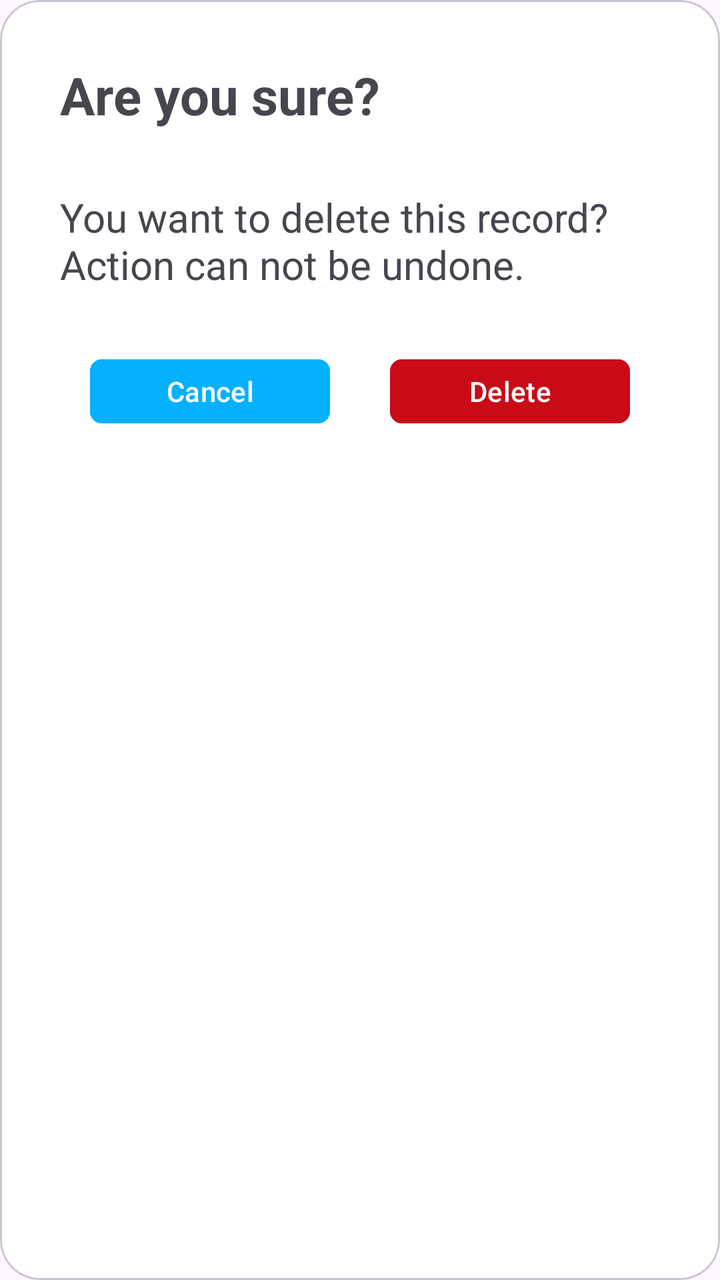
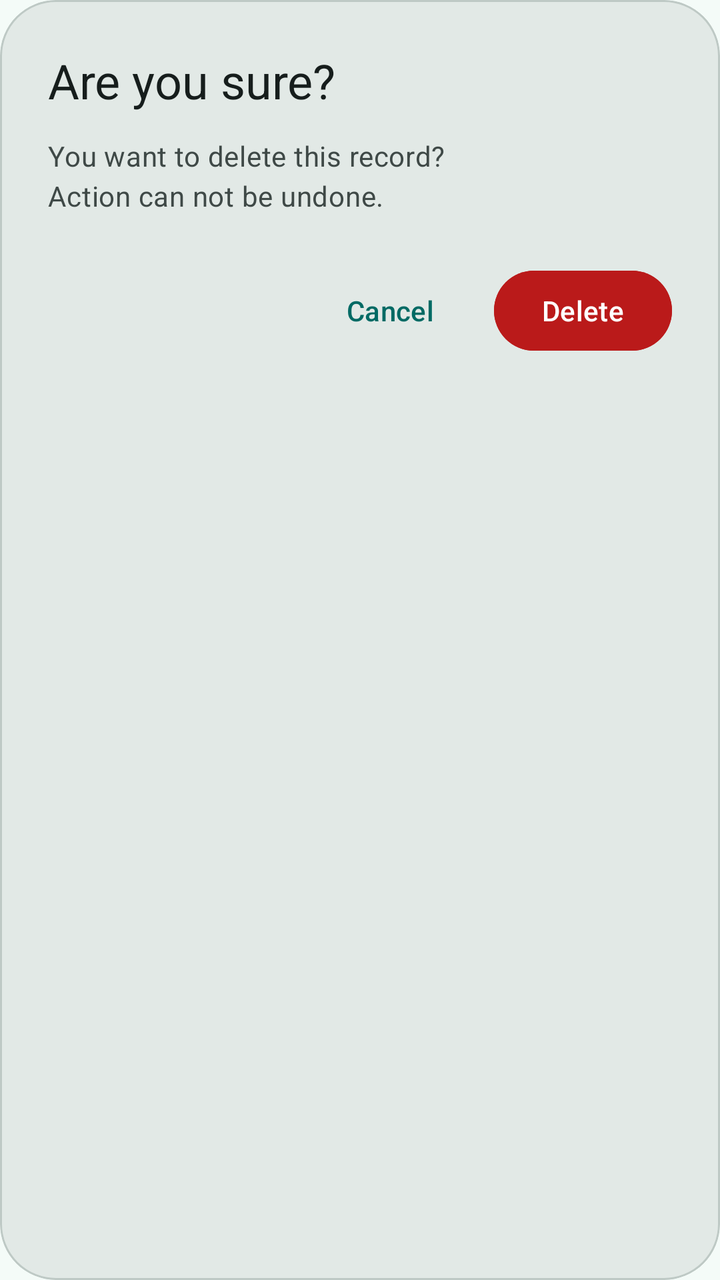

Before-and-after screenshots of an Android layout around one commit, followed by the original layout XML and the change that was made.
<!-- AndroidManifest.xml: application theme Theme.ExpensesRecorder -->
<!-- res/layout/confirmation_dialog.xml -->
<?xml version="1.0" encoding="utf-8"?>
<com.google.android.material.card.MaterialCardView xmlns:android="http://schemas.android.com/apk/res/android"
    xmlns:app="http://schemas.android.com/apk/res-auto"
    android:layout_width="match_parent"
    android:layout_height="wrap_content"
    android:layout_gravity="center"
    android:layout_marginHorizontal="@dimen/xxl"
    android:clickable="true"
    app:cardBackgroundColor="@color/white"
    app:cardCornerRadius="@dimen/xxl">

    <LinearLayout
        android:layout_width="match_parent"
        android:layout_height="wrap_content"
        android:gravity="center"
        android:orientation="vertical"
        android:padding="@dimen/xxxxl">

        <TextView
            android:layout_width="match_parent"
            android:layout_height="wrap_content"
            android:layout_marginBottom="@dimen/xxxxl"
            android:text="@string/are_you_sure"
            android:textSize="@dimen/tx_xxxxl"
            android:textStyle="bold" />

        <TextView
            android:id="@+id/tvConfirm"
            android:layout_width="match_parent"
            android:layout_height="wrap_content"
            android:text="@string/delete_confirm"
            android:textSize="@dimen/tx_xxl" />

        <LinearLayout
            android:layout_width="wrap_content"
            android:layout_height="wrap_content"
            android:layout_marginTop="@dimen/xxxxl">

            <com.google.android.material.button.MaterialButton
                android:id="@+id/mbCancel"
                android:layout_width="@dimen/confirmation_dialog_btn_width"
                android:layout_height="@dimen/confirmation_dialog_btn_height"
                android:layout_marginEnd="@dimen/xxxxl"
                android:backgroundTint="@color/teal"
                android:text="@string/cancel"
                app:cornerRadius="@dimen/xxs" />

            <com.google.android.material.button.MaterialButton
                android:id="@+id/mbConfirm"
                android:layout_width="@dimen/confirmation_dialog_btn_width"
                android:layout_height="@dimen/confirmation_dialog_btn_height"
                android:backgroundTint="@color/red"
                android:text="@string/delete"
                app:cornerRadius="@dimen/xxs" />

        </LinearLayout>
    </LinearLayout>

</com.google.android.material.card.MaterialCardView>
<!-- resources referenced by this layout -->
<resources>
  <color name="red">#C90B17</color>
  <color name="teal">#05B1FD</color>
  <color name="white">#FFFFFFFF</color>
  <dimen name="confirmation_dialog_btn_height">40dp</dimen>
  <dimen name="confirmation_dialog_btn_width">120dp</dimen>
  <dimen name="tx_xxl">20sp</dimen>
  <dimen name="tx_xxxxl">26sp</dimen>
  <dimen name="xxl">20dp</dimen>
  <dimen name="xxs">6dp</dimen>
  <dimen name="xxxxl">30dp</dimen>
  <string name="are_you_sure">Are you sure?</string>
  <string name="cancel">Cancel</string>
  <string name="delete">Delete</string>
  <string name="delete_confirm">You want to delete this record? \nAction can not be undone.</string>
  <style name="Theme.ExpensesRecorder" parent="Base.Theme.ExpensesRecorder" />
  <style name="Base.Theme.ExpensesRecorder" parent="Theme.Material3.DayNight.NoActionBar">
          
          
      </style>
</resources>

<!-- the commit's change to res/layout/confirmation_dialog.xml (unified diff, before → after) -->
@@ -4,55 +4,55 @@
     android:layout_width="match_parent"
     android:layout_height="wrap_content"
     android:layout_gravity="center"
-    android:layout_marginHorizontal="@dimen/xxl"
-    android:clickable="true"
-    app:cardBackgroundColor="@color/white"
-    app:cardCornerRadius="@dimen/xxl">
+    android:layout_marginHorizontal="28dp"
+    app:cardBackgroundColor="?attr/colorSurfaceContainerHigh"
+    app:cardCornerRadius="28dp">
 
     <LinearLayout
         android:layout_width="match_parent"
         android:layout_height="wrap_content"
-        android:gravity="center"
         android:orientation="vertical"
-        android:padding="@dimen/xxxxl">
+        android:padding="24dp">
 
         <TextView
+            style="@style/TextAppearance.Material3.HeadlineSmall"
             android:layout_width="match_parent"
             android:layout_height="wrap_content"
-            android:layout_marginBottom="@dimen/xxxxl"
+            android:layout_marginBottom="12dp"
             android:text="@string/are_you_sure"
-            android:textSize="@dimen/tx_xxxxl"
-            android:textStyle="bold" />
+            android:textColor="?attr/colorOnSurface" />
 
         <TextView
             android:id="@+id/tvConfirm"
+            style="@style/TextAppearance.Material3.BodyMedium"
             android:layout_width="match_parent"
             android:layout_height="wrap_content"
             android:text="@string/delete_confirm"
-            android:textSize="@dimen/tx_xxl" />
+            android:textColor="?attr/colorOnSurfaceVariant" />
 
         <LinearLayout
-            android:layout_width="wrap_content"
+            android:layout_width="match_parent"
             android:layout_height="wrap_content"
-            android:layout_marginTop="@dimen/xxxxl">
+            android:layout_marginTop="24dp"
+            android:gravity="end"
+            android:orientation="horizontal">
 
             <com.google.android.material.button.MaterialButton
                 android:id="@+id/mbCancel"
-                android:layout_width="@dimen/confirmation_dialog_btn_width"
-                android:layout_height="@dimen/confirmation_dialog_btn_height"
-                android:layout_marginEnd="@dimen/xxxxl"
-                android:backgroundTint="@color/teal"
-                android:text="@string/cancel"
-                app:cornerRadius="@dimen/xxs" />
+                style="@style/Widget.Material3.Button.TextButton"
+                android:layout_width="wrap_content"
+                android:layout_height="wrap_content"
+                android:text="@string/cancel" />
 
             <com.google.android.material.button.MaterialButton
                 android:id="@+id/mbConfirm"
-                android:layout_width="@dimen/confirmation_dialog_btn_width"
-                android:layout_height="@dimen/confirmation_dialog_btn_height"
-                android:backgroundTint="@color/red"
+                style="@style/Widget.Material3.Button"
+                android:layout_width="wrap_content"
+                android:layout_height="wrap_content"
+                android:layout_marginStart="8dp"
+                android:backgroundTint="?attr/colorError"
                 android:text="@string/delete"
-                app:cornerRadius="@dimen/xxs" />
-
+                android:textColor="?attr/colorOnError" />
         </LinearLayout>
     </LinearLayout>
 
<!-- resource entries referenced after the edit -->
@@ -1,23 +1,59 @@
 <!-- resources referenced by this layout -->
 <resources>
-  <color name="red">#C90B17</color>
-  <color name="teal">#05B1FD</color>
-  <color name="white">#FFFFFFFF</color>
-  <dimen name="confirmation_dialog_btn_height">40dp</dimen>
-  <dimen name="confirmation_dialog_btn_width">120dp</dimen>
-  <dimen name="tx_xxl">20sp</dimen>
-  <dimen name="tx_xxxxl">26sp</dimen>
-  <dimen name="xxl">20dp</dimen>
-  <dimen name="xxs">6dp</dimen>
-  <dimen name="xxxxl">30dp</dimen>
   <string name="are_you_sure">Are you sure?</string>
   <string name="cancel">Cancel</string>
   <string name="delete">Delete</string>
   <string name="delete_confirm">You want to delete this record? \nAction can not be undone.</string>
   <style name="Theme.ExpensesRecorder" parent="Base.Theme.ExpensesRecorder" />
   <style name="Base.Theme.ExpensesRecorder" parent="Theme.Material3.DayNight.NoActionBar">
-          
-          
+          <item name="colorPrimary">@color/md_primary</item>
+          <item name="colorOnPrimary">@color/md_on_primary</item>
+          <item name="colorPrimaryContainer">@color/md_primary_container</item>
+          <item name="colorOnPrimaryContainer">@color/md_on_primary_container</item>
+          <item name="colorSecondary">@color/md_secondary</item>
+          <item name="colorOnSecondary">@color/md_on_secondary</item>
+          <item name="colorSecondaryContainer">@color/md_secondary_container</item>
+          <item name="colorOnSecondaryContainer">@color/md_on_secondary_container</item>
+          <item name="colorTertiary">@color/md_tertiary</item>
+          <item name="colorOnTertiary">@color/md_on_tertiary</item>
+          <item name="colorError">@color/md_error</item>
+          <item name="colorOnError">@color/md_on_error</item>
+          <item name="android:colorBackground">@color/md_background</item>
+          <item name="colorOnBackground">@color/md_on_background</item>
+          <item name="colorSurface">@color/md_surface</item>
+          <item name="colorOnSurface">@color/md_on_surface</item>
+          <item name="colorSurfaceVariant">@color/md_surface_variant</item>
+          <item name="colorOnSurfaceVariant">@color/md_on_surface_variant</item>
+          <item name="colorSurfaceContainer">@color/md_surface_container</item>
+          <item name="colorSurfaceContainerHigh">@color/md_surface_container_high</item>
+          <item name="colorOutline">@color/md_outline</item>
+          <item name="colorOutlineVariant">@color/md_outline_variant</item>
+  
+          <item name="android:statusBarColor">@color/md_background</item>
+          <item name="android:navigationBarColor">@color/md_background</item>
+          <item name="android:windowLightStatusBar">true</item>
       </style>
+  <color name="md_primary">#006A64</color>
+  <color name="md_on_primary">#FFFFFF</color>
+  <color name="md_primary_container">#9EF2E9</color>
+  <color name="md_on_primary_container">#00201E</color>
+  <color name="md_secondary">#4A6360</color>
+  <color name="md_on_secondary">#FFFFFF</color>
+  <color name="md_secondary_container">#CCE8E4</color>
+  <color name="md_on_secondary_container">#051F1D</color>
+  <color name="md_tertiary">#456179</color>
+  <color name="md_on_tertiary">#FFFFFF</color>
+  <color name="md_error">#BA1A1A</color>
+  <color name="md_on_error">#FFFFFF</color>
+  <color name="md_background">#F4FBF8</color>
+  <color name="md_on_background">#161D1C</color>
+  <color name="md_surface">#F4FBF8</color>
+  <color name="md_on_surface">#161D1C</color>
+  <color name="md_surface_variant">#DAE5E1</color>
+  <color name="md_on_surface_variant">#3F4947</color>
+  <color name="md_surface_container">#E8EFEB</color>
+  <color name="md_surface_container_high">#E2E9E6</color>
+  <color name="md_outline">#6F7977</color>
+  <color name="md_outline_variant">#BEC9C5</color>
 </resources>
 
